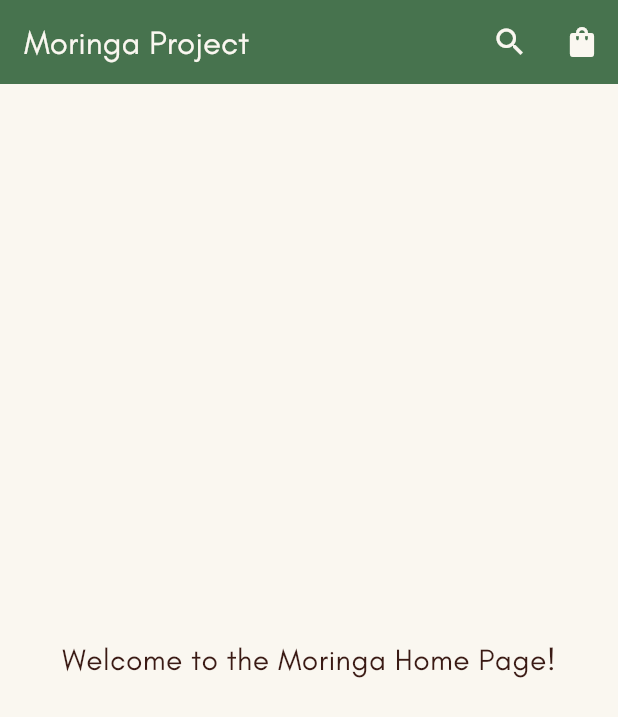
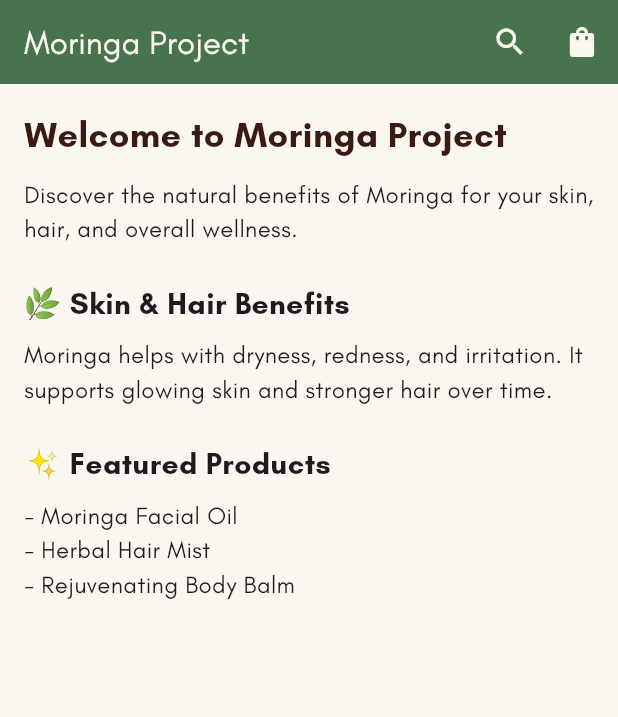
Before and after one commit to genbautista/moringa_project_app, a Flutter app: the screen it shows after launch, on a phone screen of 412 x 824 dp. Shown: the top 717 px of the screen. Run offline on Flutter 3.47's test engine with Material 3 defaults, Android fonts, the phone set to English and light mode, and no system bars.

Commit message:
added details into homepage

```diff
--- a/lib/homepage.dart
+++ b/lib/homepage.dart
@@ -20,28 +20,63 @@ class HomePage extends StatelessWidget {
           IconButton(
             icon: const Icon(Icons.search),
             color: Color(0xFFFAF7F0),
-            onPressed: () {
-              // Add search functionality here
-              debugPrint('Search tapped');
-            },
+            onPressed: () {},
           ),
           IconButton(
             icon: const Icon(Icons.shopping_bag),
             color: Color(0xFFFAF7F0),
-            onPressed: () {
-              debugPrint('Bag tapped');
-            },
+            onPressed: () {},
           ),
         ],
       ),
-      body: const Center(
-        child: Text(
-          'Welcome to the Moringa Home Page!',
-          style: TextStyle(
-            fontSize: 20,
-            fontFamily: 'GlacialIndifference',
-            color: Color(0xFF3A1A14),
-          ),
+      body: SingleChildScrollView(
+        padding: const EdgeInsets.all(16),
+        child: Column(
+          crossAxisAlignment: CrossAxisAlignment.start,
+          children: const [
+            Text(
+              'Welcome to Moringa Project',
+              style: TextStyle(
+                fontSize: 24,
+                fontWeight: FontWeight.bold,
+                fontFamily: 'GlacialIndifference',
+                color: Color(0xFF3A1A14),
+              ),
+            ),
+            SizedBox(height: 12),
+            Text(
+              'Discover the natural benefits of Moringa for your skin, hair, and overall wellness.',
+              style: TextStyle(fontSize: 16, fontFamily: 'GlacialIndifference'),
+            ),
+            SizedBox(height: 24),
+            Text(
+              '🌿 Skin & Hair Benefits',
+              style: TextStyle(
+                fontSize: 20,
+                fontWeight: FontWeight.bold,
+                fontFamily: 'GlacialIndifference',
+              ),
+            ),
+            SizedBox(height: 8),
+            Text(
+              'Moringa helps with dryness, redness, and irritation. It supports glowing skin and stronger hair over time.',
+              style: TextStyle(fontSize: 16, fontFamily: 'GlacialIndifference'),
+            ),
+            SizedBox(height: 24),
+            Text(
+              '✨ Featured Products',
+              style: TextStyle(
+                fontSize: 20,
+                fontWeight: FontWeight.bold,
+                fontFamily: 'GlacialIndifference',
+              ),
+            ),
+            SizedBox(height: 8),
+            Text(
+              '- Moringa Facial Oil\n- Herbal Hair Mist\n- Rejuvenating Body Balm',
+              style: TextStyle(fontSize: 16, fontFamily: 'GlacialIndifference'),
+            ),
+          ],
         ),
       ),
     );
```
